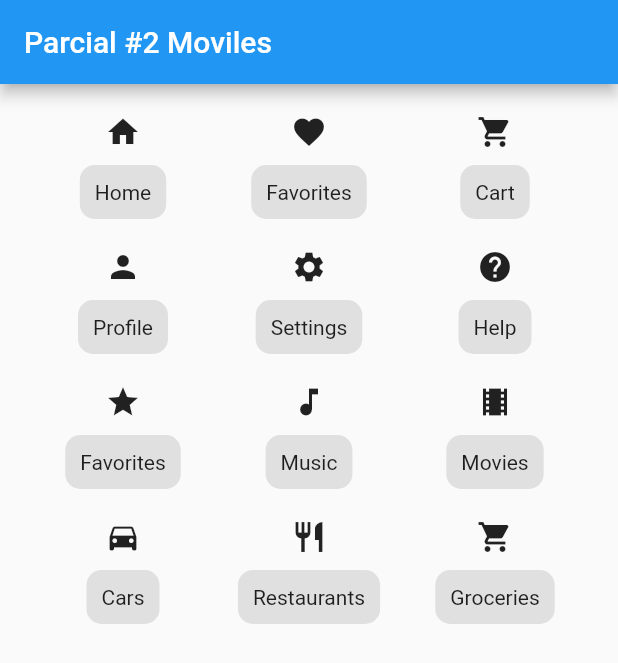
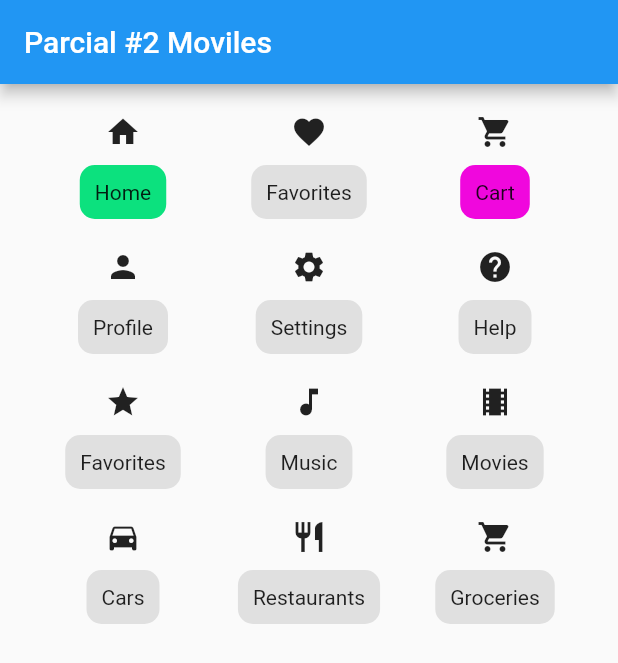
Before and after one commit to TrecTonic/Parking_Control, a Flutter app: the screen it shows after launch, on a phone screen of 412 x 824 dp. Shown: the top 663 px of the screen. Run offline on Flutter 3.47's test engine with Material 2 defaults, Android fonts, the phone set to English and light mode, and no system bars.

Commit message:
Parcial Moviles corte 2 Camilo Lopez

```diff
--- a/lib/main.dart
+++ b/lib/main.dart
@@ -91,7 +91,7 @@ class _MyHomePageState extends State<MyHomePage> {
                           child: Text('Home'),
                           decoration: BoxDecoration(
                             borderRadius: BorderRadius.circular(10),
-                            color: Colors.grey[300],
+                            color: Color.fromARGB(255, 12, 225, 126),
                           ),
                           padding: EdgeInsets.all(10),
                         ),
@@ -123,7 +123,7 @@ class _MyHomePageState extends State<MyHomePage> {
                           child: Text('Cart'),
                           decoration: BoxDecoration(
                             borderRadius: BorderRadius.circular(10),
-                            color: Colors.grey[300],
+                            color: Color.fromARGB(255, 240, 7, 221),
                           ),
                           padding: EdgeInsets.all(10),
                         ),
```
